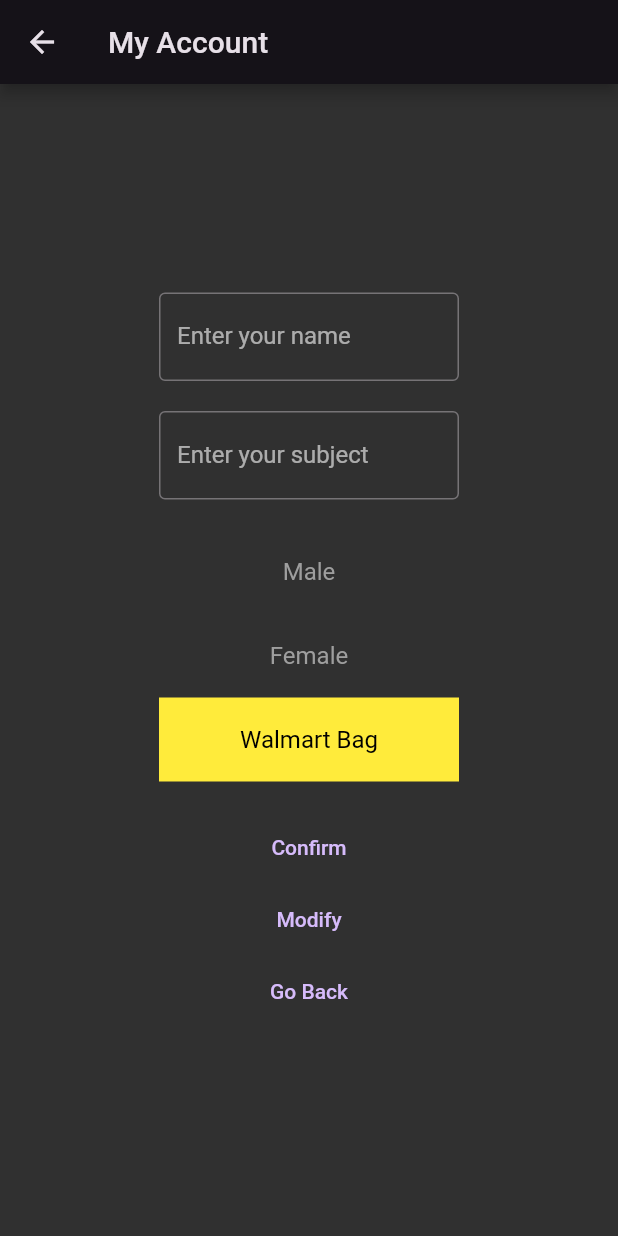
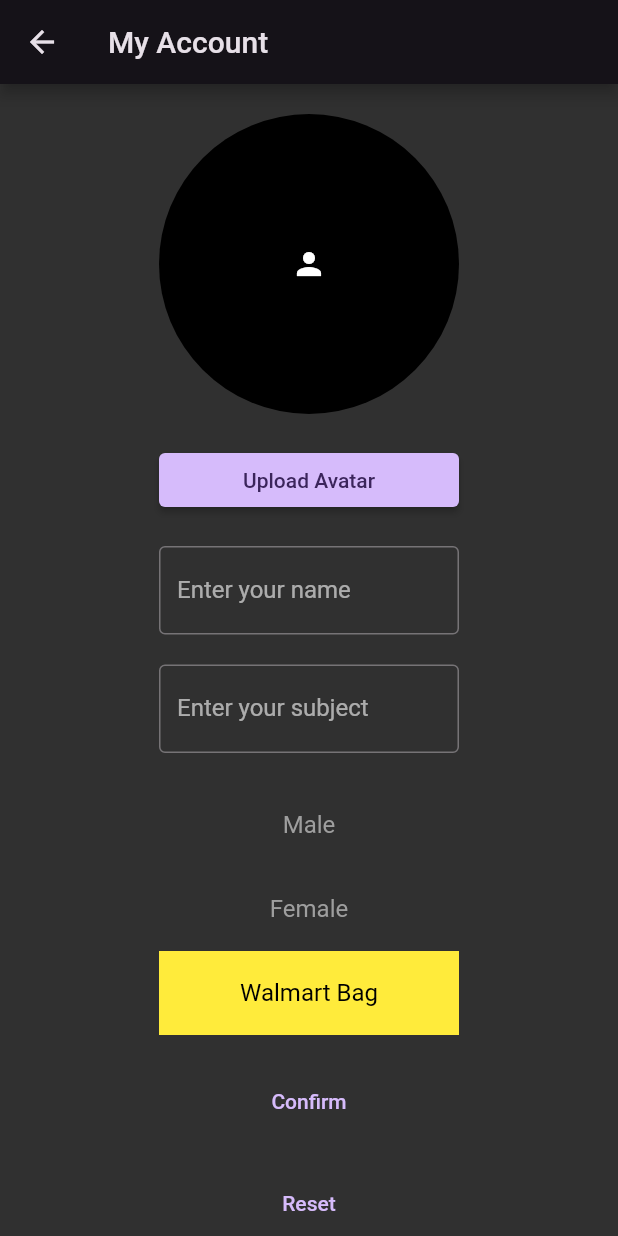
Before and after one commit to MartinDampier/4243Project, a Flutter app: the AccountPage screen opened directly, on a phone screen of 412 x 824 dp. Run offline on Flutter 3.47's test engine with Material 2 defaults, Android fonts, the phone set to English and light mode, and no system bars; our stand-ins replace image_picker.

Commit message:
icon pick and redirect to class schedule
add the dependency of image picker and after set up user can go to class schedule page

```diff
--- a/lib/views/accountView.dart
+++ b/lib/views/accountView.dart
@@ -1,5 +1,9 @@
 import 'package:flutter/material.dart';
+import 'dart:io';
 import 'package:flutter/cupertino.dart';
+import 'package:image_picker/image_picker.dart';
+import 'package:flutter_application_1/views/classesView.dart';
+
 
 class AccountPage extends StatefulWidget {
   const AccountPage({Key? key, required this.title}) : super(key: key);
@@ -12,12 +16,24 @@ class AccountPage extends StatefulWidget {
 class _AccountPageState extends State<AccountPage> {
   final TextEditingController _nameController = TextEditingController();
   final TextEditingController _subjectController = TextEditingController();
+  final ImagePicker _picker = ImagePicker();
+  File? _imageFile;
   String _name = '';
   String _subject = '';
   String _gender = 'Walmart Bag'; // Default gender
 
   // Gender picker items
   final List<String> _genders = ['Male', 'Female', 'Walmart Bag'];
+
+  //pick image
+  Future<void> _pickImage() async {
+    final XFile? image = await _picker.pickImage(source: ImageSource.gallery);
+    if (image != null) {
+      setState(() {
+        _imageFile = File(image.path); // Update the state to display the new image.
+      });
+    }
+  }
 
   @override
   Widget build(BuildContext context) {
@@ -26,43 +42,83 @@ class _AccountPageState extends State<AccountPage> {
         title: Text(widget.title),
       ),
       body: Center(
-        child: Column(
-          mainAxisAlignment: MainAxisAlignment.center,
-          mainAxisSize: MainAxisSize.min, // Limit the size of the column
+        child: ListView(
+          padding: const EdgeInsets.all(20),
           children: <Widget>[
-            Container(
-              width: 200, // Set your desired width for text fields
+            if (_imageFile != null)
+              Center( // Center widget can be used to prevent horizontal stretching in ListView
+                child: ClipOval(
+                  child: Container(
+                    width: 200, // Set this to the desired width of your image.
+                    height: 200, // Set this to the desired height of your image.
+                    child: Image.file(
+                      _imageFile!,
+                      fit: BoxFit.cover, // This will cover the area of the view without changing the aspect ratio of the image.
+                    ),
+                  ),
+                ),
+              )
+            else
+              CircleAvatar(
+                child: Icon(Icons.person),
+                radius: 100,
+              ),
+
+            SizedBox(height: 20),
+            Align(
+              alignment: Alignment.center,
+              child: Container(
+                width: 200, // Adjust the button width here
+                child: ElevatedButton(
+                  onPressed: _pickImage,
+                  child: const Text('Upload Avatar'),
+                  style: ElevatedButton.styleFrom(
+                    padding: EdgeInsets.symmetric(horizontal: 16.0, vertical: 8.0), // Adjust button size here
+                  ),
+                ),
+              ),
+            ),
+            SizedBox(height: 20),
+            // Use Align to center the children and Container to constrain the width
+            Align(
+              alignment: Alignment.center,
+              child: Container(
+                width: 200,
                 child: TextField(
                   controller: _nameController,
                   decoration: InputDecoration(
                     labelText: 'Enter your name',
-                  border: OutlineInputBorder(), // Add a border
+                    border: OutlineInputBorder(),
                   ),
                 ),
               ),
-            SizedBox(height: 20), // Provide some vertical spacing
-            Container(
-              width: 200, // Set your desired width for text fields
+            ),
+            SizedBox(height: 20),
+            Align(
+              alignment: Alignment.center,
+              child: Container(
+                width: 200,
                 child: TextField(
                   controller: _subjectController,
                   decoration: InputDecoration(
                     labelText: 'Enter your subject',
-                  border: OutlineInputBorder(), // Add a border
+                    border: OutlineInputBorder(),
                   ),
                 ),
               ),
-            SizedBox(height: 20), // Provide some vertical spacing
-            // Gender selection buttons
-            for (var gender in _genders)
-              Container(
+            ),
+            SizedBox(height: 20),
+            ..._genders.map((gender) => Align(
+              alignment: Alignment.center,
+              child: Container(
                 width: 200,
-                color: _gender == gender ? Colors.yellow : Colors.transparent, // Highlight selected gender
+                color: _gender == gender ? Colors.yellow : Colors.transparent,
                 child: ListTile(
                   title: Text(
                     gender,
                     textAlign: TextAlign.center,
                     style: TextStyle(
-                      color: _gender == gender ? Colors.black : Colors.grey, // Change text color based on selection
+                      color: _gender == gender ? Colors.black : Colors.grey,
                     ),
                   ),
                   onTap: () {
@@ -72,8 +128,13 @@ class _AccountPageState extends State<AccountPage> {
                   },
                 ),
               ),
-            SizedBox(height: 20), // Provide some vertical spacing
-            TextButton(
+            )),
+            SizedBox(height: 20),
+            Align(
+              alignment: Alignment.center,
+              child: Container(
+                width: 200,
+                child: TextButton(
                   onPressed: () {
                     setState(() {
                       _name = _nameController.text;
@@ -82,25 +143,57 @@ class _AccountPageState extends State<AccountPage> {
                   },
                   child: const Text('Confirm'),
                 ),
-            TextButton(
+              ),
+            ),
+            SizedBox(height: 20),
+            Align(
+              alignment: Alignment.center,
+              child: Container(
+                width: 200,
+                child: TextButton(
                   onPressed: () {
+                    // Logic to clear the form
                     setState(() {
-                  _nameController.text = '';
-                  _subjectController.text = '';
+                      _nameController.clear();
+                      _subjectController.clear();
                       _name = '';
                       _subject = '';
-                  _gender = 'Walmart Bag'; // Reset the gender to default
+                      _gender = 'Not Specified'; // Reset the gender to default
                     });
                   },
-              child: const Text('Modify'),
+                  child: const Text('Reset'),
                 ),
-            if (_name.isNotEmpty && _subject.isNotEmpty && _gender.isNotEmpty)
-              Text('Hello, $_name! Your subject is $_subject and your gender is $_gender.'),
-            TextButton(
+              ),
+            ),
+            SizedBox(height: 20),
+            Align(
+              alignment: Alignment.center,
+              child: Container(
+                width: 400,
+                child: ElevatedButton(
                   onPressed: () {
+                    // Use Navigator.push to navigate to the ClassesPage
+                    Navigator.push(context, MaterialPageRoute(builder: (context) {
+                      return const ClassesPage(title: 'My Classes');
+                    }));
+                  },
+                  child: const Text('Next, put the class schedule'),
+                ),
+              ),
+            ),
+            SizedBox(height: 20),
+            Align(
+              alignment: Alignment.center,
+              child: Container(
+                width: 200,
+                child: TextButton(
+                  onPressed: () {
+                    // Logic to go back to the previous screen
                     Navigator.pop(context);
                   },
                   child: const Text('Go Back'),
+                ),
+              ),
             ),
           ],
         ),
--- a/pubspec.yaml
+++ b/pubspec.yaml
@@ -35,6 +35,7 @@ dependencies:
   # The following adds the Cupertino Icons font to your application.
   # Use with the CupertinoIcons class for iOS style icons.
   cupertino_icons: ^1.0.2
+  image_picker: ^1.0.4
 
 dev_dependencies:
   flutter_test:
```
Lines whose indentation alone changed are shown as unchanged.
